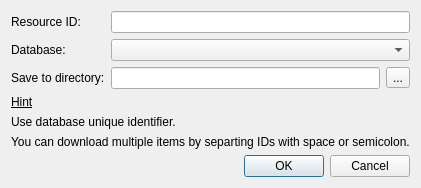
The window that src/corelibs/U2Gui/src/util/ui/DownloadRemoteFileDialog.ui (dualword/ugene-qt4) describes before a commit, drawn with Qt 5.
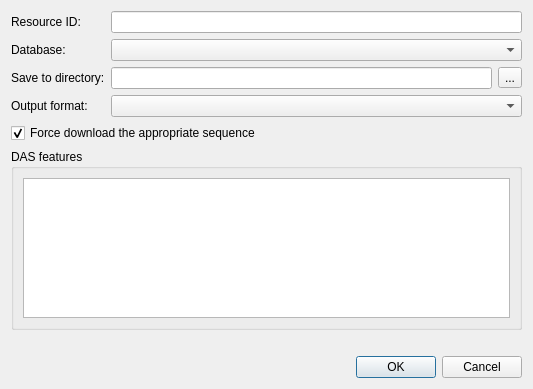
The same window after the commit.

Diff of the .ui file:
```diff
--- a/src/corelibs/U2Gui/src/util/ui/DownloadRemoteFileDialog.ui
+++ b/src/corelibs/U2Gui/src/util/ui/DownloadRemoteFileDialog.ui
@@ -6,45 +6,75 @@
    <rect>
     <x>0</x>
     <y>0</y>
-    <width>405</width>
-    <height>177</height>
+    <width>533</width>
+    <height>389</height>
    </rect>
   </property>
+  <property name="sizePolicy">
+   <sizepolicy hsizetype="Expanding" vsizetype="Expanding">
+    <horstretch>0</horstretch>
+    <verstretch>0</verstretch>
+   </sizepolicy>
+  </property>
+  <property name="minimumSize">
+   <size>
+    <width>480</width>
+    <height>0</height>
+   </size>
+  </property>
   <property name="windowTitle">
-   <string>Fetch data from remote database</string>
+   <string>Fetch Data from Remote Database</string>
   </property>
   <layout class="QVBoxLayout" name="verticalLayout">
+   <property name="sizeConstraint">
+    <enum>QLayout::SetMinAndMaxSize</enum>
+   </property>
    <item>
     <layout class="QGridLayout" name="gridLayout">
      <item row="0" column="0">
       <widget class="QLabel" name="label">
+       <property name="sizePolicy">
+        <sizepolicy hsizetype="Preferred" vsizetype="Fixed">
+         <horstretch>0</horstretch>
+         <verstretch>0</verstretch>
+        </sizepolicy>
+       </property>
        <property name="text">
         <string>Resource ID:</string>
        </property>
       </widget>
      </item>
      <item row="0" column="1">
-      <widget class="QLineEdit" name="idLineEdit"/>
+      <widget class="QLineEdit" name="idLineEdit">
+       <property name="sizePolicy">
+        <sizepolicy hsizetype="Expanding" vsizetype="Fixed">
+         <horstretch>0</horstretch>
+         <verstretch>0</verstretch>
+        </sizepolicy>
+       </property>
+      </widget>
      </item>
      <item row="1" column="0">
       <widget class="QLabel" name="label_3">
+       <property name="sizePolicy">
+        <sizepolicy hsizetype="Preferred" vsizetype="Fixed">
+         <horstretch>0</horstretch>
+         <verstretch>0</verstretch>
+        </sizepolicy>
+       </property>
        <property name="text">
         <string>Database:</string>
        </property>
       </widget>
      </item>
-     <item row="1" column="1">
-      <widget class="QComboBox" name="databasesBox">
-       <property name="sizePolicy">
-        <sizepolicy hsizetype="Expanding" vsizetype="Fixed">
-         <horstretch>0</horstretch>
-         <verstretch>0</verstretch>
-        </sizepolicy>
-       </property>
-      </widget>
-     </item>
      <item row="2" column="0">
       <widget class="QLabel" name="saveFilenameLabel">
+       <property name="sizePolicy">
+        <sizepolicy hsizetype="Preferred" vsizetype="Fixed">
+         <horstretch>0</horstretch>
+         <verstretch>0</verstretch>
+        </sizepolicy>
+       </property>
        <property name="text">
         <string>Save to directory:</string>
        </property>
@@ -53,10 +83,23 @@
      <item row="2" column="1">
       <layout class="QHBoxLayout" name="horizontalLayout">
        <item>
-        <widget class="QLineEdit" name="saveFilenameLineEdit"/>
+        <widget class="QLineEdit" name="saveFilenameLineEdit">
+         <property name="sizePolicy">
+          <sizepolicy hsizetype="Expanding" vsizetype="Fixed">
+           <horstretch>0</horstretch>
+           <verstretch>0</verstretch>
+          </sizepolicy>
+         </property>
+        </widget>
        </item>
        <item>
         <widget class="QToolButton" name="saveFilenameToolButton">
+         <property name="sizePolicy">
+          <sizepolicy hsizetype="Fixed" vsizetype="Fixed">
+           <horstretch>0</horstretch>
+           <verstretch>0</verstretch>
+          </sizepolicy>
+         </property>
          <property name="text">
           <string>...</string>
          </property>
@@ -64,93 +107,112 @@
        </item>
       </layout>
      </item>
+     <item row="1" column="1">
+      <widget class="QComboBox" name="databasesBox">
+       <property name="sizePolicy">
+        <sizepolicy hsizetype="Expanding" vsizetype="Fixed">
+         <horstretch>0</horstretch>
+         <verstretch>0</verstretch>
+        </sizepolicy>
+       </property>
+      </widget>
+     </item>
+     <item row="3" column="0">
+      <widget class="QLabel" name="formatLabel">
+       <property name="text">
+        <string>Output format:</string>
+       </property>
+      </widget>
+     </item>
+     <item row="3" column="1">
+      <widget class="QComboBox" name="formatBox"/>
+     </item>
     </layout>
    </item>
    <item>
-    <spacer name="verticalSpacer_2">
-     <property name="orientation">
-      <enum>Qt::Vertical</enum>
+    <widget class="QCheckBox" name="chbForceDownloadSequence">
+     <property name="toolTip">
+      <string>Some entries in the NCBI databases contain features without a sequence. You can download both sequence and features by checking this parameter. Note that some sequences are rather big.</string>
      </property>
-     <property name="sizeHint" stdset="0">
+     <property name="text">
+      <string>Force download the appropriate sequence</string>
+     </property>
+     <property name="checked">
+      <bool>true</bool>
+     </property>
+    </widget>
+   </item>
+   <item>
+    <widget class="QGroupBox" name="dasBox">
+     <property name="sizePolicy">
+      <sizepolicy hsizetype="Expanding" vsizetype="MinimumExpanding">
+       <horstretch>0</horstretch>
+       <verstretch>0</verstretch>
+      </sizepolicy>
+     </property>
+     <property name="minimumSize">
       <size>
-       <width>20</width>
-       <height>21</height>
+       <width>0</width>
+       <height>130</height>
       </size>
      </property>
-    </spacer>
-   </item>
-   <item>
-    <widget class="QLabel" name="label_5">
-     <property name="font">
-      <font>
-       <underline>true</underline>
-      </font>
+     <property name="title">
+      <string>DAS features</string>
      </property>
-     <property name="text">
-      <string>Hint</string>
-     </property>
+     <layout class="QVBoxLayout" name="verticalLayout_2">
+      <item>
+       <widget class="QListWidget" name="dasfeaturesWidget">
+        <property name="sizePolicy">
+         <sizepolicy hsizetype="Expanding" vsizetype="MinimumExpanding">
+          <horstretch>0</horstretch>
+          <verstretch>0</verstretch>
+         </sizepolicy>
+        </property>
+        <property name="minimumSize">
+         <size>
+          <width>0</width>
+          <height>60</height>
+         </size>
+        </property>
+        <property name="maximumSize">
+         <size>
+          <width>16777215</width>
+          <height>16777215</height>
+         </size>
+        </property>
+        <property name="baseSize">
+         <size>
+          <width>0</width>
+          <height>0</height>
+         </size>
+        </property>
+       </widget>
+      </item>
+     </layout>
     </widget>
    </item>
    <item>
     <widget class="QLabel" name="hintLabel">
-     <property name="text">
-      <string>Use database unique identifier.</string>
+     <property name="sizePolicy">
+      <sizepolicy hsizetype="Preferred" vsizetype="Fixed">
+       <horstretch>0</horstretch>
+       <verstretch>0</verstretch>
+      </sizepolicy>
      </property>
-    </widget>
-   </item>
-   <item>
-    <widget class="QLabel" name="label_2">
      <property name="text">
-      <string>You can download multiple items by separting IDs with space or semicolon.</string>
+      <string/>
      </property>
+     <property name="textInteractionFlags">
+      <set>Qt::LinksAccessibleByMouse|Qt::TextSelectableByMouse</set>
+     </property>
     </widget>
    </item>
    <item>
-    <spacer name="verticalSpacer">
-     <property name="orientation">
-      <enum>Qt::Vertical</enum>
+    <widget class="QDialogButtonBox" name="buttonBox">
+     <property name="standardButtons">
+      <set>QDialogButtonBox::Cancel|QDialogButtonBox::Ok</set>
      </property>
-     <property name="sizeHint" stdset="0">
-      <size>
-       <width>20</width>
-       <height>21</height>
-      </size>
-     </property>
-    </spacer>
-   </item>
-   <item>
-    <layout class="QHBoxLayout" name="horizontalLayout_2">
-     <property name="sizeConstraint">
-      <enum>QLayout::SetMaximumSize</enum>
-     </property>
-     <item>
-      <spacer name="horizontalSpacer">
-       <property name="orientation">
-        <enum>Qt::Horizontal</enum>
-       </property>
-       <property name="sizeHint" stdset="0">
-        <size>
-         <width>40</width>
-         <height>20</height>
-        </size>
-       </property>
-      </spacer>
-     </item>
-     <item>
-      <widget class="QPushButton" name="acceptButton">
-       <property name="text">
-        <string>OK</string>
-       </property>
-      </widget>
-     </item>
-     <item>
-      <widget class="QPushButton" name="rejectButton">
-       <property name="text">
-        <string>Cancel</string>
-       </property>
-      </widget>
-     </item>
-    </layout>
+    </widget>
    </item>
   </layout>
  </widget>
```
Left out of the diff: 24 changed lines with no effect on the pictures.
